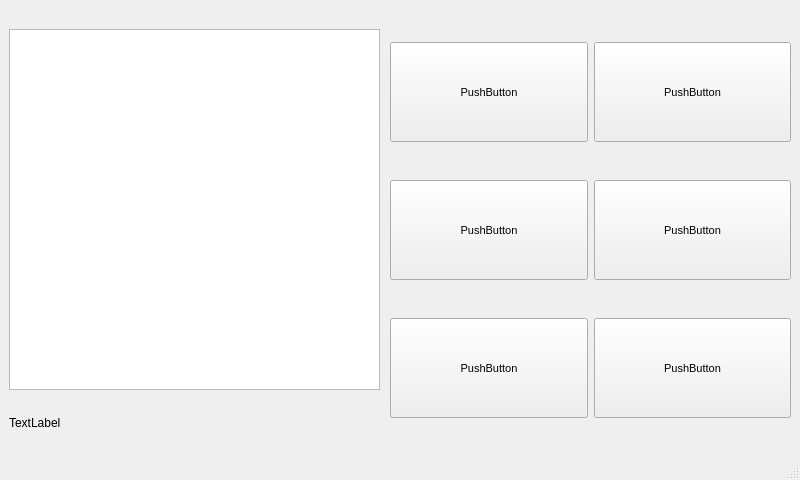
hiemanshu/exkayseedee, file exkayseedee.ui: the form before one commit.
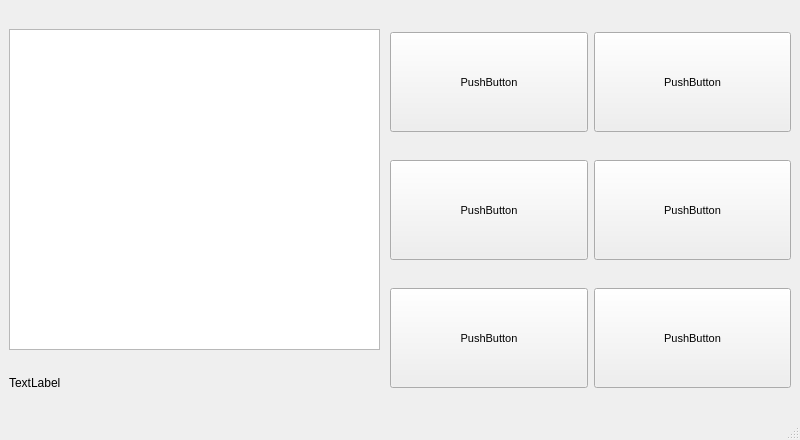
The form after the commit.

Diff of the .ui file:
```diff
--- a/exkayseedee.ui
+++ b/exkayseedee.ui
@@ -7,7 +7,7 @@
     <x>0</x>
     <y>0</y>
     <width>800</width>
-    <height>480</height>
+    <height>440</height>
    </rect>
   </property>
   <property name="windowTitle">
@@ -20,7 +20,7 @@
       <x>9</x>
       <y>9</y>
       <width>371</width>
-      <height>441</height>
+      <height>401</height>
      </rect>
     </property>
     <layout class="QVBoxLayout" name="verticalLayout">
@@ -81,7 +81,7 @@
       <x>390</x>
       <y>10</y>
       <width>401</width>
-      <height>441</height>
+      <height>401</height>
      </rect>
     </property>
     <layout class="QGridLayout" name="gridLayout">
```
